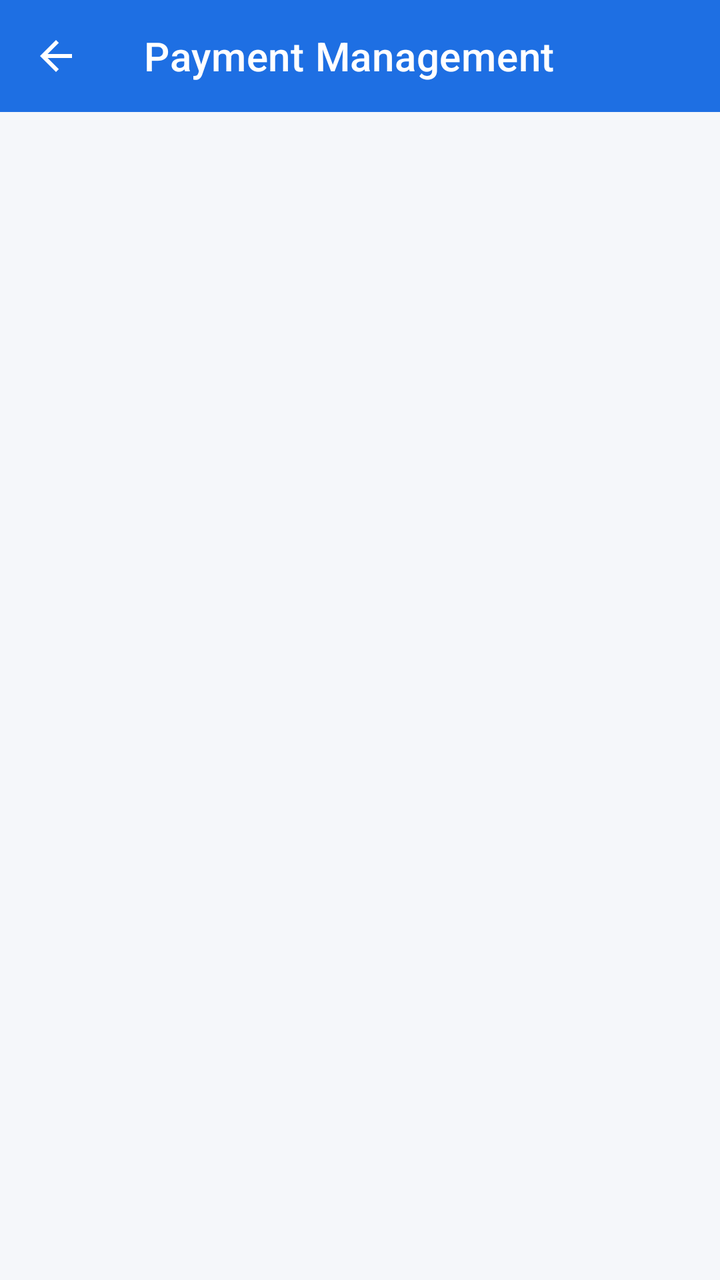
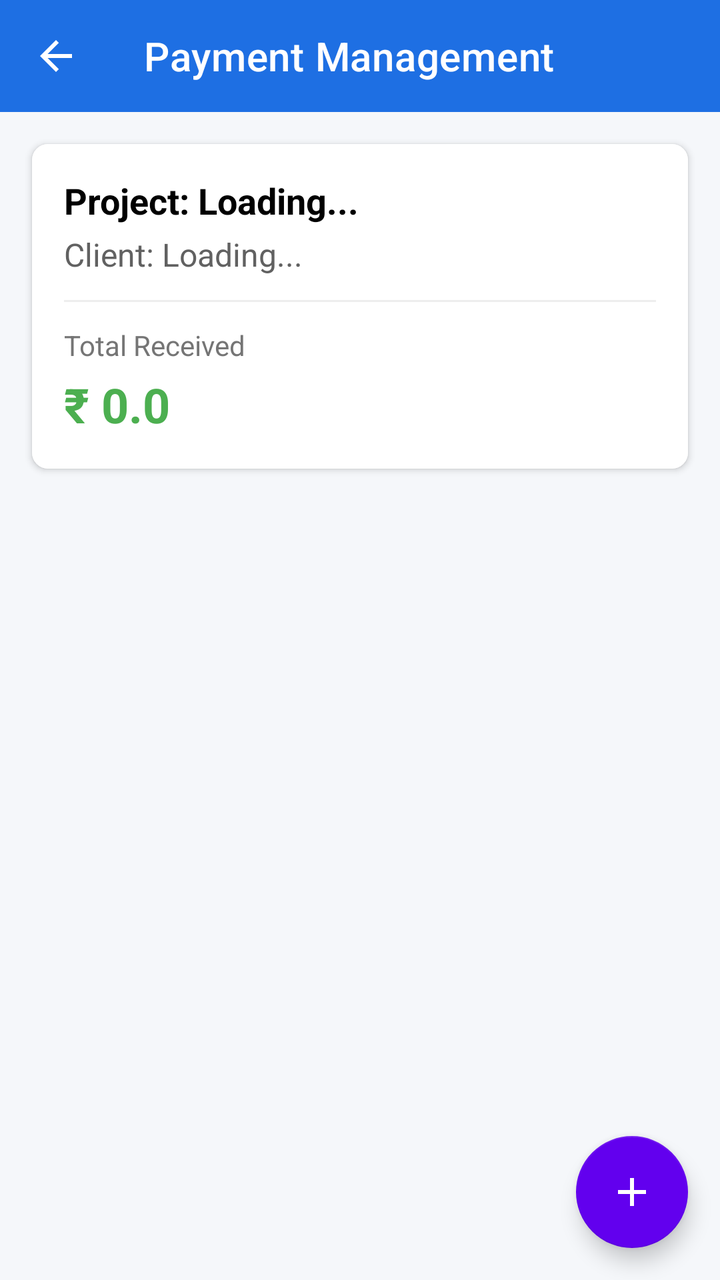

An Android layout rendered at two revisions. The XML below is the earlier revision; the diff shows what the commit changed to produce the second picture.
<!-- AndroidManifest.xml: application theme Theme.ProBuilder -->
<!-- res/layout/activity_payment_management.xml -->
<?xml version="1.0" encoding="utf-8"?>
<LinearLayout xmlns:android="http://schemas.android.com/apk/res/android"
    xmlns:app="http://schemas.android.com/apk/res-auto"
    xmlns:tools="http://schemas.android.com/tools"
    android:layout_width="match_parent"
    android:layout_height="match_parent"
    android:orientation="vertical"
    android:background="#F5F7FA"
    tools:context=".PaymentManagementActivity">

    <com.google.android.material.appbar.AppBarLayout
        android:layout_width="match_parent"
        android:layout_height="wrap_content">

        <androidx.appcompat.widget.Toolbar
            android:id="@+id/toolbar"
            android:layout_width="match_parent"
            android:layout_height="?attr/actionBarSize"
            android:background="#1E6FE3"
            app:title="Payment Management"
            app:titleTextColor="@android:color/white"
            app:navigationIcon="@drawable/ic_arrow_back"/>

    </com.google.android.material.appbar.AppBarLayout>

    <androidx.recyclerview.widget.RecyclerView
        android:id="@+id/rvPayments"
        android:layout_width="match_parent"
        android:layout_height="match_parent"
        android:paddingTop="8dp"
        android:clipToPadding="false"/>

</LinearLayout>
<!-- resources referenced by this layout -->
<resources>
  <!-- drawable ic_arrow_back (drawable) -->
  <?xml version="1.0" encoding="utf-8"?>
  <vector xmlns:android="http://schemas.android.com/apk/res/android"
      android:width="24dp"
      android:height="24dp"
      android:viewportWidth="24"
      android:viewportHeight="24">
      <path
          android:fillColor="#FFFFFF"
          android:pathData="M20,11H7.83l5.59,-5.59L12,4l-8,8l8,8l1.41,-1.41L7.83,13H20v-2z" />
  </vector>
  <style name="Theme.ProBuilder" parent="Theme.MaterialComponents.Light.NoActionBar">
          
          <item name="colorPrimary">@color/colorPrimary</item>
          <item name="colorPrimaryVariant">@color/colorPrimaryDark</item>
          <item name="colorOnPrimary">@color/white</item>
          
          <item name="colorSecondary">@color/colorAccent</item>
          <item name="colorSecondaryVariant">@color/colorAccent</item>
          <item name="colorOnSecondary">@color/white</item>
          
          <item name="android:statusBarColor">?attr/colorPrimaryVariant</item>
      </style>
  <color name="colorPrimary">#6200EE</color>
  <color name="colorPrimaryDark">#3700B3</color>
  <color name="white">#FFFFFF</color>
  <color name="colorAccent">#03DAC5</color>
</resources>

<!-- the commit's change to res/layout/activity_payment_management.xml (unified diff, before → after) -->
@@ -1,33 +1,105 @@
 <?xml version="1.0" encoding="utf-8"?>
-<LinearLayout xmlns:android="http://schemas.android.com/apk/res/android"
+<androidx.coordinatorlayout.widget.CoordinatorLayout xmlns:android="http://schemas.android.com/apk/res/android"
     xmlns:app="http://schemas.android.com/apk/res-auto"
     xmlns:tools="http://schemas.android.com/tools"
     android:layout_width="match_parent"
     android:layout_height="match_parent"
-    android:orientation="vertical"
     android:background="#F5F7FA"
     tools:context=".PaymentManagementActivity">
 
-    <com.google.android.material.appbar.AppBarLayout
-        android:layout_width="match_parent"
-        android:layout_height="wrap_content">
-
-        <androidx.appcompat.widget.Toolbar
-            android:id="@+id/toolbar"
-            android:layout_width="match_parent"
-            android:layout_height="?attr/actionBarSize"
-            android:background="#1E6FE3"
-            app:title="Payment Management"
-            app:titleTextColor="@android:color/white"
-            app:navigationIcon="@drawable/ic_arrow_back"/>
-
-    </com.google.android.material.appbar.AppBarLayout>
-
-    <androidx.recyclerview.widget.RecyclerView
-        android:id="@+id/rvPayments"
+    <LinearLayout
         android:layout_width="match_parent"
         android:layout_height="match_parent"
-        android:paddingTop="8dp"
-        android:clipToPadding="false"/>
+        android:orientation="vertical">
 
-</LinearLayout>
+        <com.google.android.material.appbar.AppBarLayout
+            android:layout_width="match_parent"
+            android:layout_height="wrap_content">
+
+            <androidx.appcompat.widget.Toolbar
+                android:id="@+id/toolbar"
+                android:layout_width="match_parent"
+                android:layout_height="?attr/actionBarSize"
+                android:background="#1E6FE3"
+                app:title="Payment Management"
+                app:titleTextColor="@android:color/white"
+                app:navigationIcon="@drawable/ic_arrow_back"/>
+
+        </com.google.android.material.appbar.AppBarLayout>
+
+        <com.google.android.material.card.MaterialCardView
+            android:layout_width="match_parent"
+            android:layout_height="wrap_content"
+            android:layout_margin="16dp"
+            app:cardCornerRadius="8dp"
+            app:cardElevation="2dp">
+
+            <LinearLayout
+                android:layout_width="match_parent"
+                android:layout_height="wrap_content"
+                android:padding="16dp"
+                android:orientation="vertical"
+                android:background="@android:color/white">
+
+                <TextView
+                    android:id="@+id/tvProjectNameHeader"
+                    android:layout_width="wrap_content"
+                    android:layout_height="wrap_content"
+                    android:text="Project: Loading..."
+                    android:textSize="18sp"
+                    android:textStyle="bold"
+                    android:textColor="@android:color/black"/>
+
+                <TextView
+                    android:id="@+id/tvClientNameHeader"
+                    android:layout_width="wrap_content"
+                    android:layout_height="wrap_content"
+                    android:text="Client: Loading..."
+                    android:textSize="16sp"
+                    android:textColor="#616161"
+                    android:layout_marginTop="4dp"/>
+
+                <View
+                    android:layout_width="match_parent"
+                    android:layout_height="1dp"
+                    android:background="#EEEEEE"
+                    android:layout_marginVertical="12dp"/>
+
+                <TextView
+                    android:layout_width="wrap_content"
+                    android:layout_height="wrap_content"
+                    android:text="Total Received"
+                    android:textColor="#757575"
+                    android:textSize="14sp"/>
+
+                <TextView
+                    android:id="@+id/tvTotalReceived"
+                    android:layout_width="wrap_content"
+                    android:layout_height="wrap_content"
+                    android:text="₹ 0.0"
+                    android:textColor="#4CAF50"
+                    android:textSize="24sp"
+                    android:textStyle="bold"
+                    android:layout_marginTop="4dp"/>
+            </LinearLayout>
+        </com.google.android.material.card.MaterialCardView>
+
+        <androidx.recyclerview.widget.RecyclerView
+            android:id="@+id/rvPayments"
+            android:layout_width="match_parent"
+            android:layout_height="match_parent"
+            android:paddingTop="8dp"
+            android:clipToPadding="false"/>
+    </LinearLayout>
+
+    <com.google.android.material.floatingactionbutton.FloatingActionButton
+        android:id="@+id/fabAddPayment"
+        android:layout_width="wrap_content"
+        android:layout_height="wrap_content"
+        android:layout_gravity="bottom|end"
+        android:layout_margin="16dp"
+        android:src="@drawable/ic_add"
+        app:backgroundTint="@color/colorPrimary"
+        android:contentDescription="Add Payment"/>
+
+</androidx.coordinatorlayout.widget.CoordinatorLayout>
<!-- resource entries referenced after the edit -->
@@ -1,15 +1,15 @@
 <!-- resources referenced by this layout -->
 <resources>
   <!-- drawable ic_arrow_back (drawable) -->
-  <?xml version="1.0" encoding="utf-8"?>
   <vector xmlns:android="http://schemas.android.com/apk/res/android"
       android:width="24dp"
       android:height="24dp"
       android:viewportWidth="24"
-      android:viewportHeight="24">
+      android:viewportHeight="24"
+      android:autoMirrored="true">
       <path
-          android:fillColor="#FFFFFF"
-          android:pathData="M20,11H7.83l5.59,-5.59L12,4l-8,8l8,8l1.41,-1.41L7.83,13H20v-2z" />
+          android:fillColor="#FFFFFFFF"
+          android:pathData="M20,11H7.83l5.59,-5.59L12,4l-8,8 8,8 1.41,-1.41L7.83,13H20v-2z"/>
   </vector>
   <style name="Theme.ProBuilder" parent="Theme.MaterialComponents.Light.NoActionBar">
           
@@ -22,10 +22,27 @@
           <item name="colorOnSecondary">@color/white</item>
           
           <item name="android:statusBarColor">?attr/colorPrimaryVariant</item>
+          <item name="android:windowAnimationStyle">@style/WindowAnimationTransition</item>
       </style>
   <color name="colorPrimary">#6200EE</color>
+  <!-- drawable ic_add (drawable) -->
+  <vector xmlns:android="http://schemas.android.com/apk/res/android"
+      android:width="24dp"
+      android:height="24dp"
+      android:viewportWidth="24"
+      android:viewportHeight="24">
+      <path
+          android:fillColor="#FF000000"
+          android:pathData="M19,13h-6v6h-2v-6H5v-2h6V5h2v6h6v2z"/>
+  </vector>
   <color name="colorPrimaryDark">#3700B3</color>
   <color name="white">#FFFFFF</color>
   <color name="colorAccent">#03DAC5</color>
+  <style name="WindowAnimationTransition">
+          <item name="android:activityOpenEnterAnimation">@anim/slide_in_right</item>
+          <item name="android:activityOpenExitAnimation">@anim/slide_out_left</item>
+          <item name="android:activityCloseEnterAnimation">@anim/slide_in_left</item>
+          <item name="android:activityCloseExitAnimation">@anim/slide_out_right</item>
+      </style>
 </resources>
 
